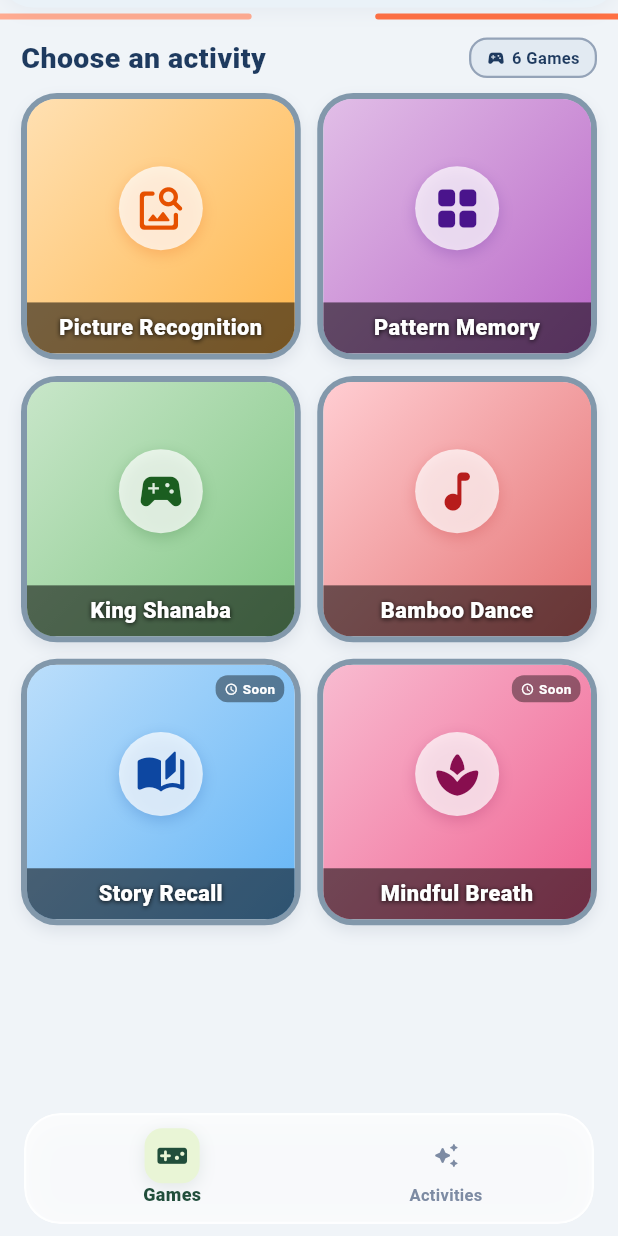
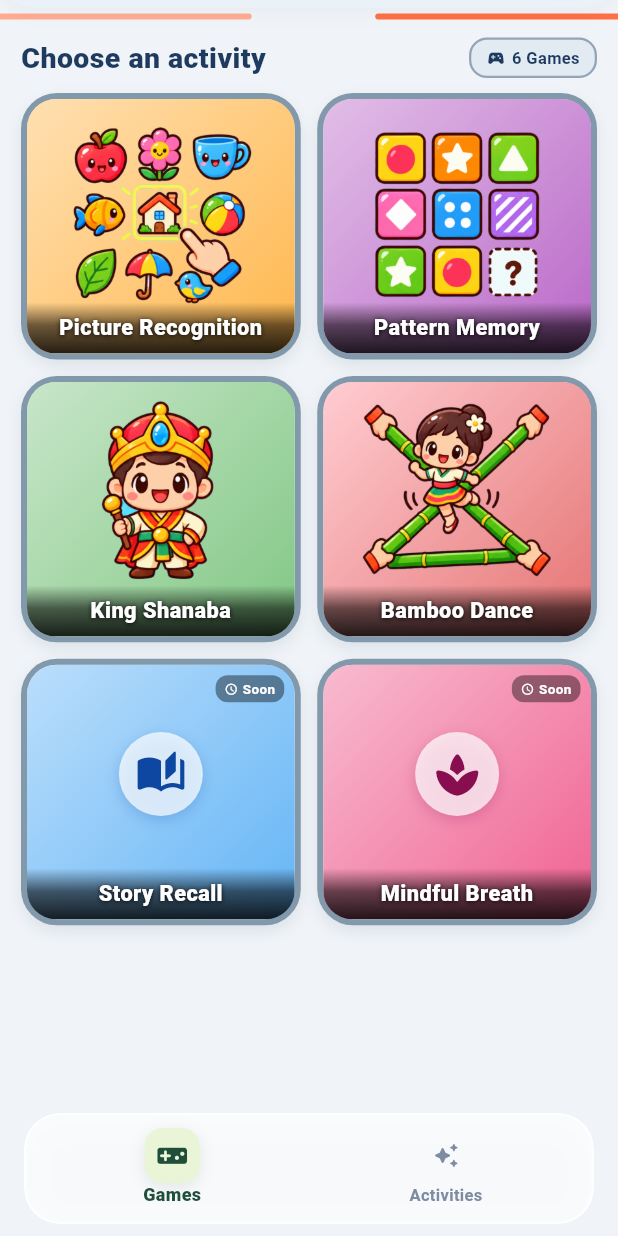
Before and after one commit to CfRadar/Smriti, a Flutter app: the screen it shows after launch, scrolled down 65 dp, on a phone screen of 412 x 824 dp. Run offline on Flutter 3.47's test engine with Material 3 defaults, Android fonts, the phone set to English and light mode, and no system bars; our stand-ins replace audioplayers, flutter_tts, permission_handler, shared_preferences, speech_to_text; network calls fail; Roboto replaces fonts that are missing (Arial).

Commit message:
added thumbnsils

```diff
--- a/apps/patient/lib/main.dart
+++ b/apps/patient/lib/main.dart
@@ -1781,6 +1781,7 @@ class _GameHubPageState extends State<GameHubPage>
               delay: 80,
               child: _gameCard(
                 context,
+                imageAsset: 'assets/images/thumbnail/tile000.png',
                 icon: Icons.image_search_rounded,
                 title: 'Picture Recognition',
                 gradientColors: const [Color(0xFFFFE0B2), Color(0xFFFFB74D)],
@@ -1793,6 +1794,7 @@ class _GameHubPageState extends State<GameHubPage>
               delay: 80,
               child: _gameCard(
                 context,
+                imageAsset: 'assets/images/thumbnail/tile001.png',
                 icon: Icons.grid_view_rounded,
                 title: 'Pattern Memory',
                 gradientColors: const [Color(0xFFE1BEE7), Color(0xFFBA68C8)],
@@ -1805,6 +1807,7 @@ class _GameHubPageState extends State<GameHubPage>
               delay: 180,
               child: _gameCard(
                 context,
+                imageAsset: 'assets/images/thumbnail/tile002.png',
                 icon: Icons.sports_esports_rounded,
                 title: 'King Shanaba',
                 gradientColors: const [Color(0xFFC8E6C9), Color(0xFF81C784)],
@@ -1817,6 +1820,7 @@ class _GameHubPageState extends State<GameHubPage>
               delay: 180,
               child: _gameCard(
                 context,
+                imageAsset: 'assets/images/thumbnail/tile003.png',
                 icon: Icons.music_note_rounded,
                 title: 'Bamboo Dance',
                 gradientColors: const [Color(0xFFFFCDD2), Color(0xFFE57373)],
@@ -1857,7 +1861,8 @@ class _GameHubPageState extends State<GameHubPage>
 
   Widget _gameCard(
     BuildContext context, {
-    required IconData icon,
+    IconData? icon,
+    String? imageAsset,
     required String title,
     required List<Color> gradientColors,
     required Color iconColor,
@@ -1891,7 +1896,7 @@ class _GameHubPageState extends State<GameHubPage>
             child: Stack(
               fit: StackFit.expand,
               children: [
-                // Playful Gradient Background
+                // Theme Gradient Background
                 Container(
                   decoration: BoxDecoration(
                     gradient: LinearGradient(
@@ -1902,6 +1907,24 @@ class _GameHubPageState extends State<GameHubPage>
                   ),
                 ),
 
+                if (imageAsset != null) ...[
+                  Padding(
+                    padding: const EdgeInsets.fromLTRB(10, 8, 10, 26),
+                    child: Image.asset(
+                      imageAsset,
+                      fit: BoxFit.contain,
+                      errorBuilder: (context, error, stackTrace) {
+                        return Center(
+                          child: Icon(
+                            icon ?? Icons.sports_esports_rounded,
+                            color: iconColor,
+                            size: 34,
+                          ),
+                        );
+                      },
+                    ),
+                  ),
+                ] else ...[
                   // Playful Center Icon in white circular glass badge
                   Center(
                     child: Padding(
@@ -1920,13 +1943,14 @@ class _GameHubPageState extends State<GameHubPage>
                           ],
                         ),
                         child: Icon(
-                        icon,
+                          icon ?? Icons.sports_esports_rounded,
                           color: iconColor,
                           size: 34,
                         ),
                       ),
                     ),
                   ),
+                ],
 
                 // Soon Tag for upcoming games
                 if (!isAvailable)
@@ -1964,7 +1988,16 @@ class _GameHubPageState extends State<GameHubPage>
                     width: double.infinity,
                     padding: const EdgeInsets.symmetric(horizontal: 6, vertical: 6.5),
                     decoration: BoxDecoration(
-                      color: Colors.black.withValues(alpha: 0.54),
+                      gradient: LinearGradient(
+                        begin: Alignment.topCenter,
+                        end: Alignment.bottomCenter,
+                        colors: [
+                          Colors.transparent,
+                          Colors.black.withValues(alpha: 0.58),
+                          Colors.black.withValues(alpha: 0.85),
+                        ],
+                        stops: const [0.0, 0.45, 1.0],
+                      ),
                     ),
                     child: Text(
                       title,
--- a/apps/patient/pubspec.yaml
+++ b/apps/patient/pubspec.yaml
@@ -33,5 +33,6 @@ flutter:
     - assets/images/cloth/
     - assets/images/food/
     - assets/images/items/
+    - assets/images/thumbnail/
     - assets/audio/
     - assets/research.txt
```
Also changed, not shown: apps/patient/lib/widgets/daily_streak_badge.dart (+4 -3 lines), apps/patient/assets/images/thumbnail/tile000.png (added), apps/patient/assets/images/thumbnail/tile001.png (added), apps/patient/assets/images/thumbnail/tile002.png (added), apps/patient/assets/images/thumbnail/tile003.png (added), 1 other file. Lines whose indentation alone changed are shown as unchanged.
